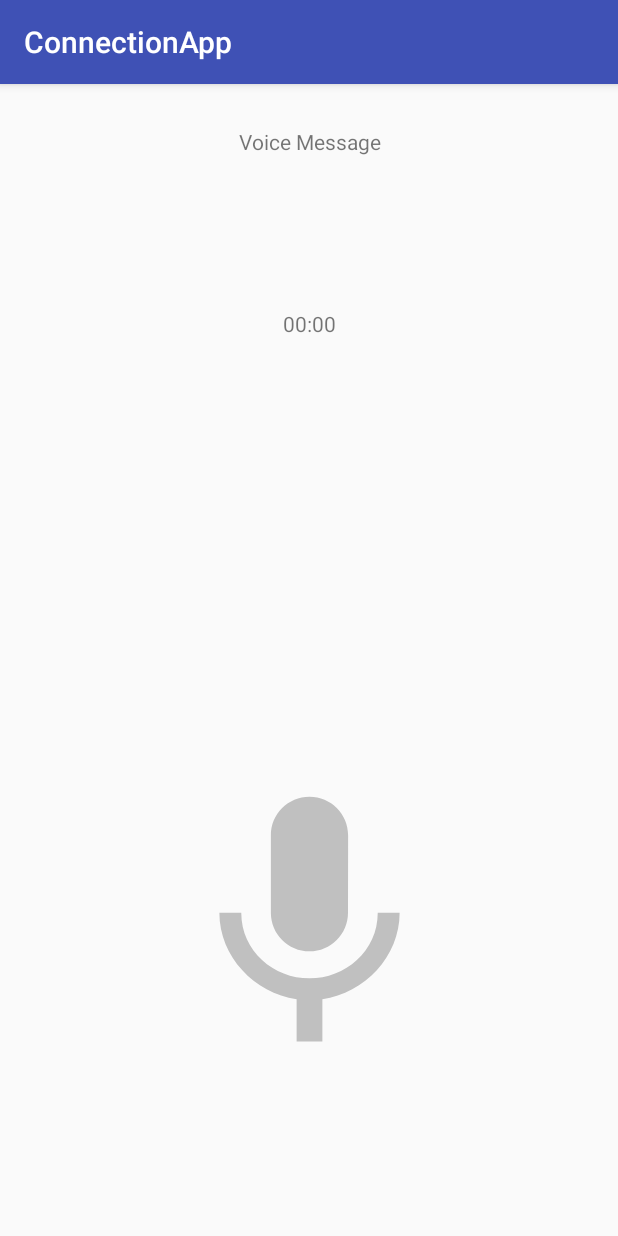
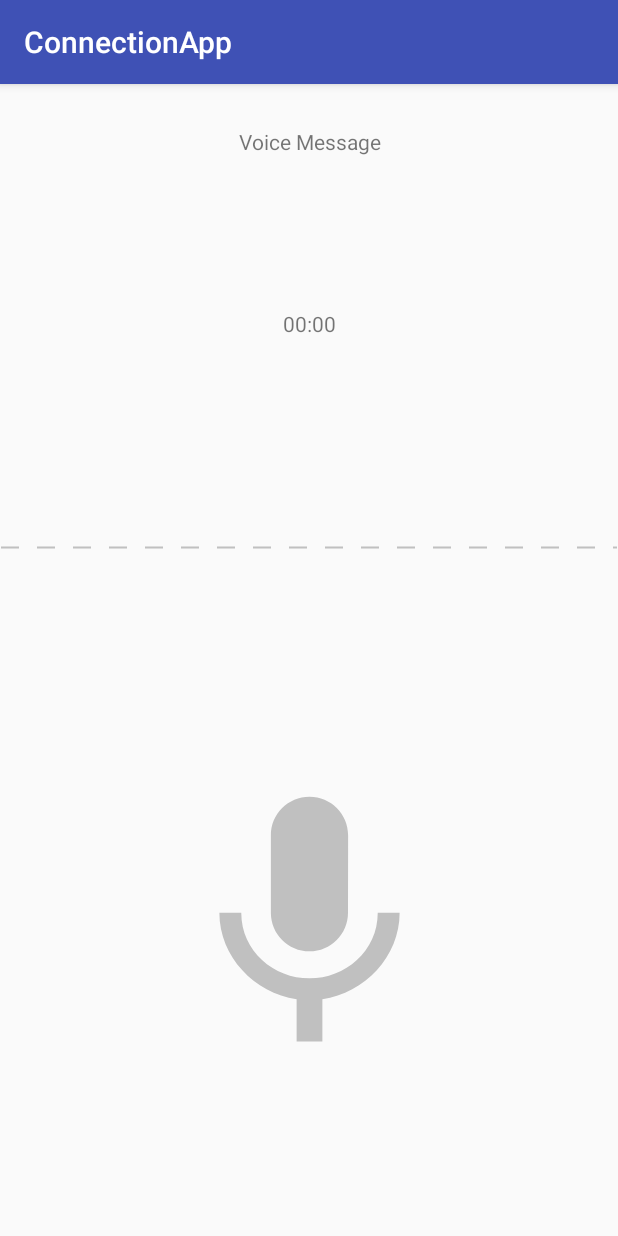
Before and after one commit to benedictcontawe/ConnectionApp, an Android app: the screen it shows after launch (MainActivity), on a phone screen of 412 x 824 dp. Run offline under Robolectric (Android 15) with nearby library versions, the phone set to English and light mode, and no system bars.

Commit message:
update ui design, and basic animation.

```diff
--- a/app/src/main/java/com/example/benedict/ConnectionApp/MainActivity.java
+++ b/app/src/main/java/com/example/benedict/ConnectionApp/MainActivity.java
@@ -1,14 +1,78 @@
 package com.example.benedict.ConnectionApp;
 
+import android.graphics.Rect;
 import android.os.Bundle;
+import android.util.Log;
+import android.view.MotionEvent;
+import android.view.View;
+import android.widget.ImageView;
+import android.widget.TextView;
+
 import androidx.appcompat.app.AppCompatActivity;
 
-public class MainActivity extends AppCompatActivity {
+public class MainActivity extends AppCompatActivity implements View.OnTouchListener {
+
+    TextView txtDuration;
+    ImageView imgSignal,imgMicrophone;
+    private Rect rect;
 
     @Override
     protected void onCreate(Bundle savedInstanceState) {
         super.onCreate(savedInstanceState);
         setContentView(R.layout.activity_main);
 
+        init();
+    }
+
+    private void init() {
+        txtDuration = (TextView) findViewById(R.id.text_view_duration);
+        imgSignal = (ImageView) findViewById(R.id.image_view_signal);
+        imgMicrophone = (ImageView) findViewById(R.id.image_view_microphone);
+
+        imgMicrophone.setOnTouchListener(this);
+
+        //TODO: imgSignal - should be equal to the input source of sound in the microphone
+        //xxx.setTextColor(ContextCompat.getColor(this,R.color.grey))
+        //xxx.setImageResource(R.drawable.ic_immediate_grey)
+    }
+
+    @Override
+    public boolean onTouch(View view, MotionEvent event) {
+        float x = event.getX();
+        float y = event.getY();
+        switch (event.getAction()) {
+            case MotionEvent.ACTION_DOWN:
+                // Write your code to perform an action on down
+                rect = new Rect(view.getLeft(), view.getTop(), view.getRight(), view.getBottom());
+                if (view.getId() == imgMicrophone.getId()) {
+                    Log.e("onTouch","ACTION_DOWN");
+                    imgMicrophone.setImageResource(R.drawable.ic_microphone_pressed);
+                }
+                return true;
+            case MotionEvent.ACTION_MOVE:
+                // Write your code to perform an action on continuous touch move
+                if (view.getId() == imgMicrophone.getId()) {
+                    Log.e("onTouch","ACTION_MOVE");
+                    imgMicrophone.setImageResource(R.drawable.ic_microphone_pressed);
+                }
+                return true;
+            case MotionEvent.ACTION_UP:
+                // Write your code to perform an action on touch up
+                if (rect.contains(view.getLeft() + (int) x, view.getTop() + (int) y)) {
+                    // User moved inside bounds
+                    if (view.getId() == imgMicrophone.getId()) {
+                        Log.e("onTouch","ACTION_UP");
+                        imgMicrophone.setImageResource(R.drawable.ic_microphone_normal);
+                    }
+                    return true;
+                }
+                return false;
+        }
+        return false;
+    }
+
+    @Override
+    public void onBackPressed() {
+        super.onBackPressed();
     }
 }
--- /dev/null
+++ b/app/src/main/res/drawable/ic_microphone_signal.xml
@@ -0,0 +1,12 @@
+<?xml version="1.0" encoding="utf-8"?>
+<shape xmlns:android="http://schemas.android.com/apk/res/android"
+    android:shape="line">
+
+    <stroke
+        android:color="#C0C0C0"
+        android:dashGap="12dp"
+        android:dashWidth="12dp"
+        android:width="1dp"
+        android:height="1dp"/>
+
+</shape>
--- a/app/src/main/res/layout/activity_main.xml
+++ b/app/src/main/res/layout/activity_main.xml
@@ -81,7 +81,7 @@
         android:orientation="horizontal"
         app:layout_constraintGuide_percent="0.95" />
     <!--endregion-->
-
+    <!--endregion-->
     <TextView
         android:layout_width="0dp"
         android:layout_height="0dp"
@@ -113,10 +113,11 @@
         app:layout_constraintBottom_toBottomOf="@id/constraint_guideline_horizontal_30_half" />
 
     <ImageView
-        android:id="@+id/text_view_result_android_view_model"
-        android:layout_width="wrap_content"
-        android:layout_height="wrap_content"
+        android:id="@+id/image_view_signal"
+        android:layout_width="0dp"
+        android:layout_height="0dp"
         android:gravity="center"
+        app:srcCompat="@drawable/ic_microphone_signal"
         app:layout_constraintTop_toTopOf="@id/constraint_guideline_horizontal_30_half"
         app:layout_constraintLeft_toLeftOf="parent"
         app:layout_constraintRight_toRightOf="parent"
```
